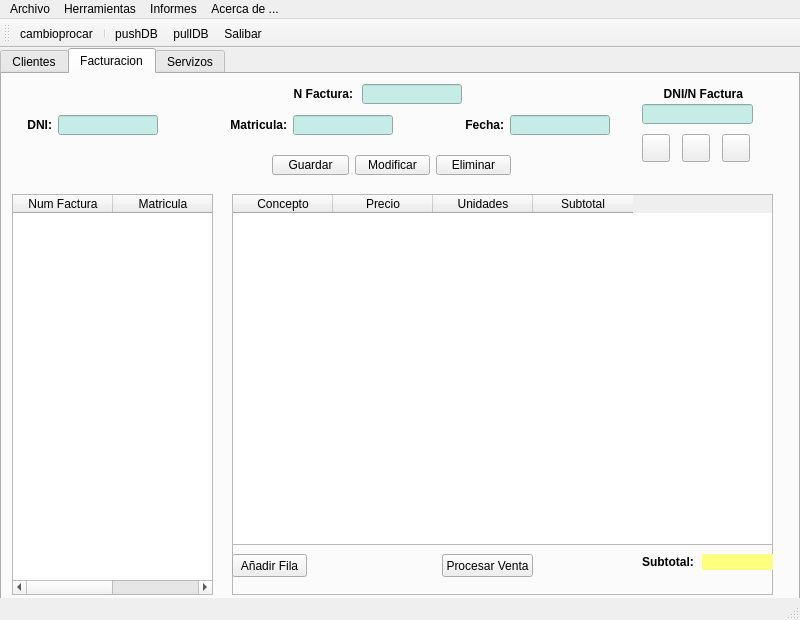
Old version of the form QuintanaRana/ventMain.ui in the repository Martin-Quintana/Desenvolvemento-de-Interfaces.
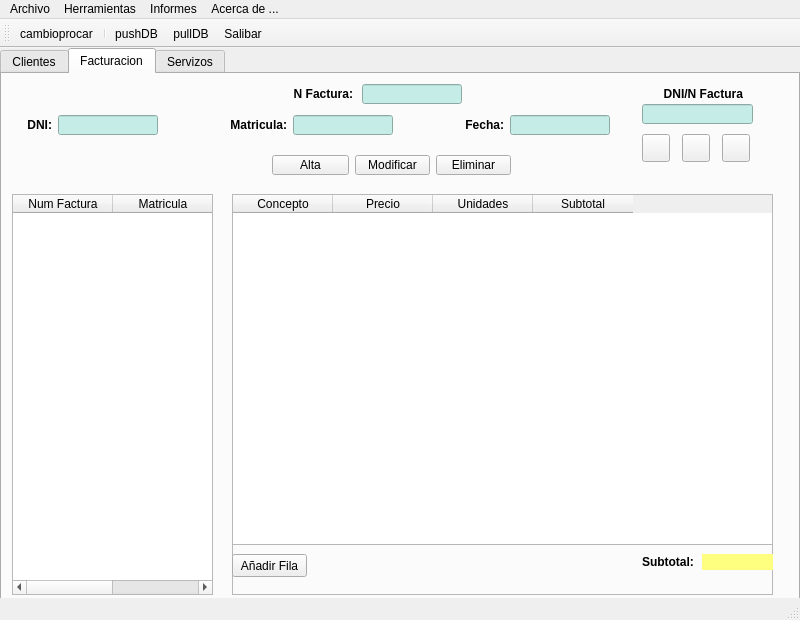
New version of the form. Icons and pictures are not drawn.

```diff
--- a/QuintanaRana/ventMain.ui
+++ b/QuintanaRana/ventMain.ui
@@ -1048,7 +1048,7 @@
           </size>
          </property>
          <property name="text">
-          <string>Guardar</string>
+          <string>Alta</string>
          </property>
         </widget>
        </item>
@@ -1468,19 +1468,6 @@
         </property>
        </column>
       </widget>
-      <widget class="QPushButton" name="btnProecesarVenta">
-       <property name="geometry">
-        <rect>
-         <x>210</x>
-         <y>360</y>
-         <width>91</width>
-         <height>23</height>
-        </rect>
-       </property>
-       <property name="text">
-        <string>Procesar Venta</string>
-       </property>
-      </widget>
       <widget class="QLabel" name="lbl">
        <property name="geometry">
         <rect>
```
Left out of the diff: 7 changed lines with no effect on the pictures.
